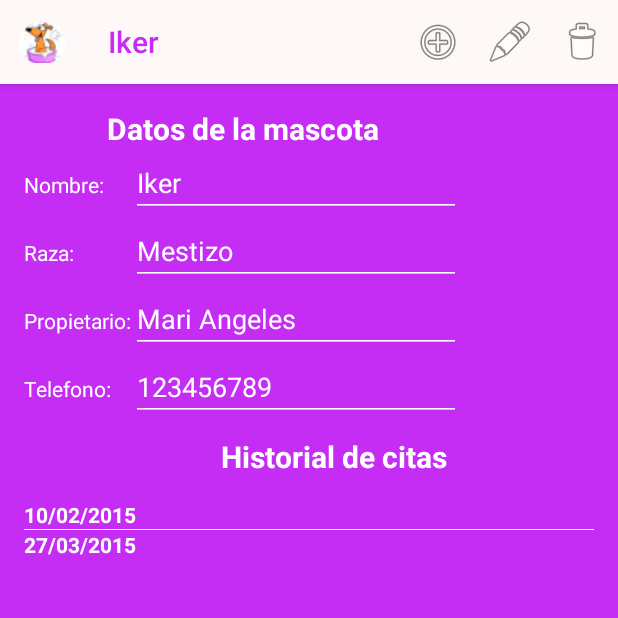
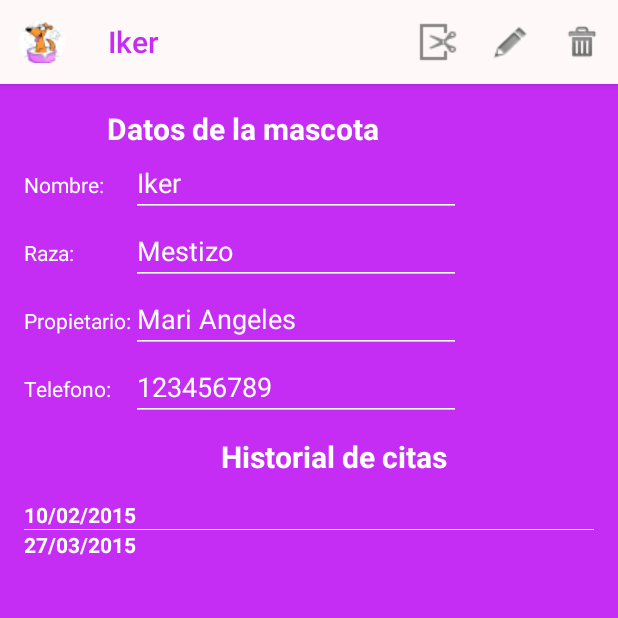
Before and after one commit to nono9119/App_MyCan, an Android app: the ListActivity screen opened directly, with no data from a screen before it, after a tap on an icon or button, on a phone screen of 412 x 824 dp, the top half of it. Run offline under Robolectric (Android 15) with nearby library versions, the phone set to English and light mode, and no system bars.

Commit message:
Por ahora lista, si hay algun otro fallo se ira corrigiendo

```diff
--- a/app/src/main/java/com/mycan/app_mycan/ListCitas.java
+++ b/app/src/main/java/com/mycan/app_mycan/ListCitas.java
@@ -73,12 +73,6 @@ public class ListCitas extends ActionBarActivity {
         if (Integer.parseInt(numCitas) != 0) { cargarLista(); }
         cargarDatosMascota();
         registerForContextMenu(listaCitas);
-    }
-
-    @Override
-    public void onBackPressed() {
-        // BORRAR TODO PROCESO AL CERRAR LA APP
-        android.os.Process.killProcess(android.os.Process.myPid());
     }
 
     // onResume PARA ACTUALIZAR LA LISTA
--- a/app/src/main/res/layout/activity_insertar_cita.xml
+++ b/app/src/main/res/layout/activity_insertar_cita.xml
@@ -131,7 +131,7 @@
                 android:text="@string/volver"
                 android:id="@+id/btVolverCita"
                 android:textColor="#ffc52df4"
-                android:background="#ffffffff"
+                android:background="#ffffff"
                 android:onClick="onClick"
                 android:layout_alignParentTop="true"
                 android:layout_centerHorizontal="true"
--- a/app/src/main/res/menu/menu_list.xml
+++ b/app/src/main/res/menu/menu_list.xml
@@ -6,21 +6,27 @@
     <item
         android:id="@+id/menu_recargar"
         android:title="@string/recargarMenu"
-        android:icon="@drawable/ic_menu_refresh"
-        android:orderInCategory="1"
-        app:showAsAction="always"></item>
+        android:icon="@drawable/ic_menu_refresh_dark"
+        android:orderInCategory="4"
+        app:showAsAction="always"/>
     <item
         android:id="@+id/menu_buscarMascota"
         android:title="@string/buscar"
-        android:icon="@android:drawable/ic_menu_search"
-        android:orderInCategory="2"
+        android:icon="@drawable/ic_menu_search_holo_light"
+        android:orderInCategory="3"
         app:showAsAction="always" />
 
     <item
         android:id="@+id/menu_insertarMascota"
-        android:title="@string/insertarMascota" />
+        android:title="@string/insertarMascota"
+        android:icon="@drawable/ic_menu_add"
+        android:orderInCategory="1"
+        app:showAsAction="always"/>
 
     <item
         android:id="@+id/menu_insertarCita"
-        android:title="@string/insertarCita" />
+        android:title="@string/insertarCita"
+        android:icon="@drawable/ic_menu_cut_holo_light"
+        android:orderInCategory="2"
+        app:showAsAction="always"/>
 </menu>
--- a/app/src/main/res/menu/menu_list_citas.xml
+++ b/app/src/main/res/menu/menu_list_citas.xml
@@ -6,21 +6,21 @@
     <item
         android:id="@+id/menuCitas_insertarCita"
         android:title="@string/insertarCita"
-        android:icon="@android:drawable/ic_menu_add"
+        android:icon="@drawable/ic_menu_cut_holo_light"
         android:orderInCategory="1"
         app:showAsAction="always"/>
 
     <item
         android:id="@+id/menuCitas_modificarMascota"
         android:title="@string/modificarMascota"
-        android:icon="@android:drawable/ic_menu_edit"
+        android:icon="@drawable/edit_query"
         android:orderInCategory="2"
         app:showAsAction="always"/>
 
     <item
         android:id="@+id/menuCitas_eliminarMascota"
         android:title="@string/borrarMascota"
-        android:icon="@android:drawable/ic_menu_delete"
+        android:icon="@drawable/ic_menu_delete"
         android:orderInCategory="3"
         app:showAsAction="always"/>
 </menu>
```
